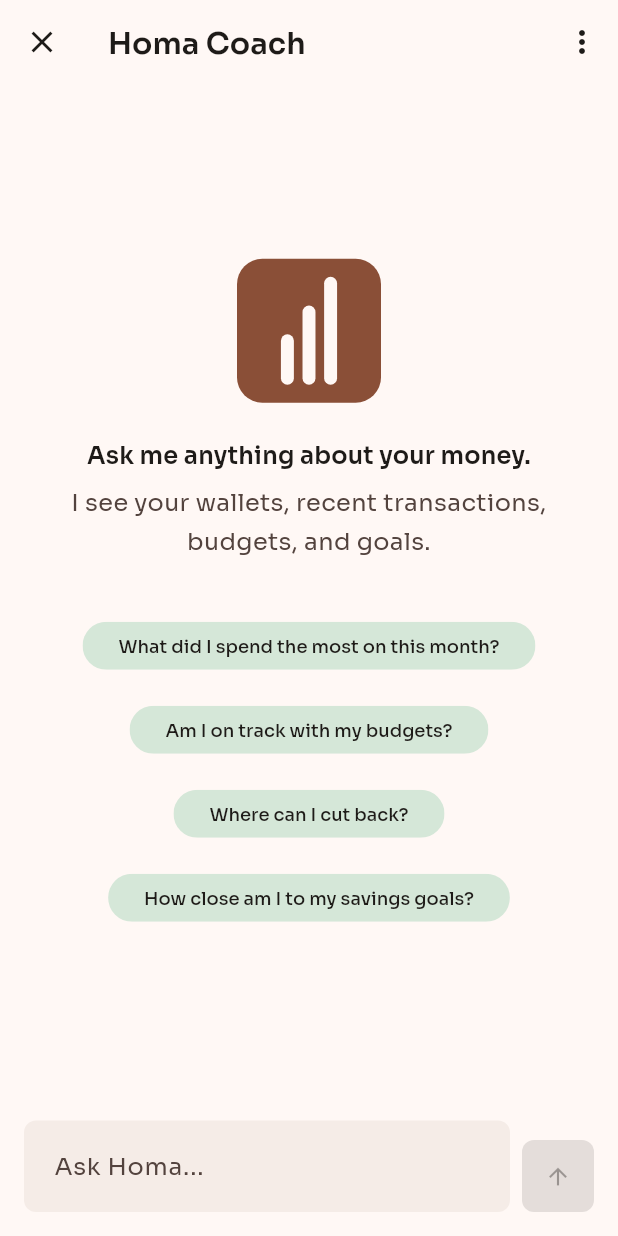
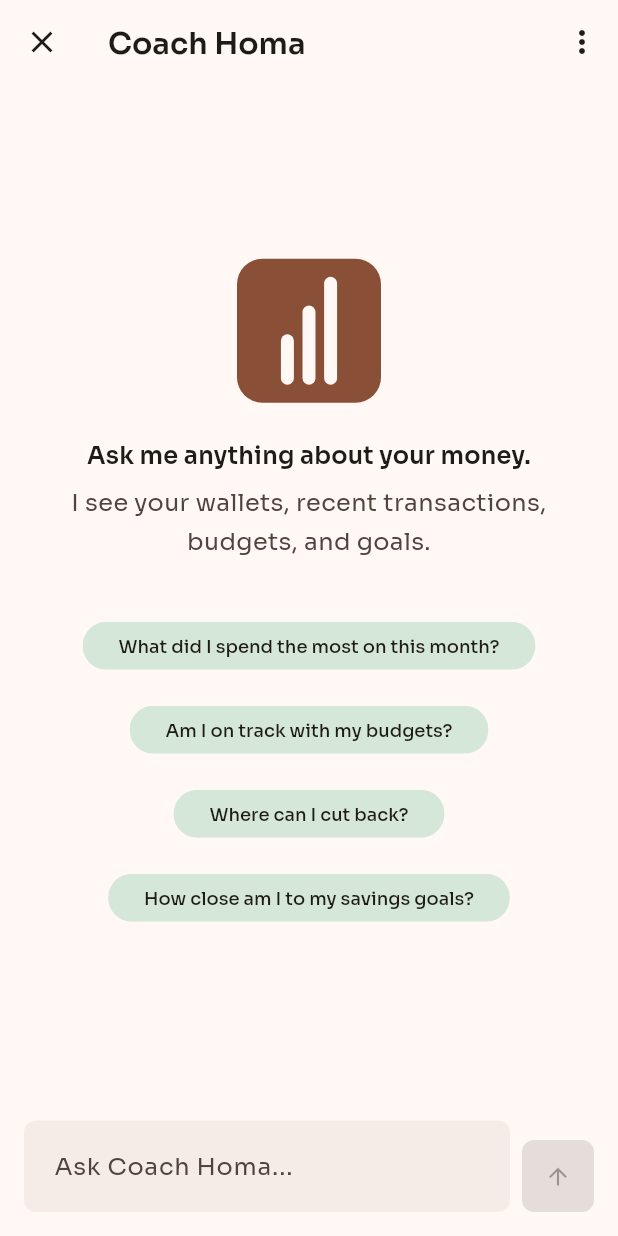
Before and after one commit to mynairadesigns/nai-money, a Flutter app: the CoachChatScreen screen opened by its route, on a phone screen of 412 x 824 dp. Run offline on Flutter 3.47's test engine with Material 3 defaults, Android fonts, the phone set to English and light mode, and no system bars; our stand-ins replace cloud_firestore, cloud_functions, drift, drift_flutter, firebase_auth, firebase_core and 17 more; missing offline and left inert: purchases_flutter; accounts and stored records are empty; generated files the repository leaves out were written again; network calls fail; statements that could not run were skipped.

Commit message:
Coach Homa; homa.finance links and origins

```diff
--- a/apps/mobile/lib/features/ai_coach/presentation/ai_coach_screen.dart
+++ b/apps/mobile/lib/features/ai_coach/presentation/ai_coach_screen.dart
@@ -52,7 +52,7 @@ class AICoachScreen extends StatelessWidget {
               child: FilledButton.icon(
                 onPressed: () => context.push('/ai/chat'),
                 icon: const Icon(Icons.chat_bubble_outline),
-                label: const Text('Chat with Homa'),
+                label: const Text('Chat with Coach Homa'),
               ),
             ),
           ],
--- a/apps/mobile/lib/features/ai_coach/presentation/coach_chat_screen.dart
+++ b/apps/mobile/lib/features/ai_coach/presentation/coach_chat_screen.dart
@@ -104,7 +104,7 @@ class _CoachChatScreenState extends ConsumerState<CoachChatScreen> {
         return 'AI quota reached for this month';
       }
     }
-    return "Couldn't reach Homa Coach";
+    return "Couldn't reach Coach Homa";
   }
 
   @override
@@ -129,7 +129,7 @@ class _CoachChatScreenState extends ConsumerState<CoachChatScreen> {
           icon: const Icon(Icons.close),
           onPressed: () => context.pop(),
         ),
-        title: const Text('Homa Coach'),
+        title: const Text('Coach Homa'),
         actions: [
           PopupMenuButton<String>(
             onSelected: (v) {
@@ -579,7 +579,7 @@ class _Composer extends StatelessWidget {
                 textInputAction: TextInputAction.newline,
                 enabled: enabled,
                 decoration: const InputDecoration(
-                  hintText: 'Ask Homa...',
+                  hintText: 'Ask Coach Homa...',
                   counterText: '',
                 ),
               ),
--- a/apps/mobile/lib/features/onboarding/presentation/onboarding_screen.dart
+++ b/apps/mobile/lib/features/onboarding/presentation/onboarding_screen.dart
@@ -28,7 +28,7 @@ class _OnboardingScreenState extends ConsumerState<OnboardingScreen> {
     _OnboardingPage(
       icon: Icons.auto_awesome_outlined,
       title: 'AI does the heavy lifting',
-      body: 'Scan receipts and chat with Homa Coach about your money.',
+      body: 'Scan receipts and chat with Coach Homa about your money.',
     ),
     _OnboardingPage(
       icon: Icons.flag_outlined,
--- a/apps/mobile/lib/features/settings/presentation/about_screen.dart
+++ b/apps/mobile/lib/features/settings/presentation/about_screen.dart
@@ -107,19 +107,19 @@ class _AboutScreenState extends State<AboutScreen> {
                   leading: const Icon(Icons.description_outlined),
                   title: const Text('Terms of service'),
                   trailing: const Icon(Icons.open_in_new, size: 18),
-                  onTap: () => _launch('https://moneymind.app/terms'),
+                  onTap: () => _launch('https://homa.finance/terms'),
                 ),
                 ListTile(
                   leading: const Icon(Icons.privacy_tip_outlined),
                   title: const Text('Privacy policy'),
                   trailing: const Icon(Icons.open_in_new, size: 18),
-                  onTap: () => _launch('https://moneymind.app/privacy'),
+                  onTap: () => _launch('https://homa.finance/privacy'),
                 ),
                 ListTile(
                   leading: const Icon(Icons.mail_outline),
                   title: const Text('Contact support'),
                   trailing: const Icon(Icons.open_in_new, size: 18),
-                  onTap: () => _launch('mailto:support@moneymind.app'),
+                  onTap: () => _launch('mailto:support@homa.finance'),
                 ),
               ],
             ),
--- a/apps/mobile/lib/features/setup/presentation/setup_screen.dart
+++ b/apps/mobile/lib/features/setup/presentation/setup_screen.dart
@@ -613,7 +613,7 @@ class _AIBudgetStep extends StatelessWidget {
           Text('You\'re all set', style: theme.textTheme.headlineMedium),
           const SizedBox(height: AppSpacing.sm),
           Text(
-            'Tap Finish to start tracking. Once you have a few transactions, Homa Coach can propose a personalized monthly budget for you.',
+            'Tap Finish to start tracking. Once you have a few transactions, Coach Homa can propose a personalized monthly budget for you.',
             style: theme.textTheme.bodyMedium?.copyWith(
               color: theme.colorScheme.onSurfaceVariant,
             ),
--- a/storage.cors.json
+++ b/storage.cors.json
@@ -1,6 +1,6 @@
 [
   {
-    "origin": ["https://nai-money.web.app", "https://nai-money.firebaseapp.com", "http://localhost:5000"],
+    "origin": ["https://homa.finance", "https://www.homa.finance", "https://nai-money.web.app", "https://nai-money.firebaseapp.com", "http://localhost:5000"],
     "method": ["GET", "HEAD"],
     "maxAgeSeconds": 3600,
     "responseHeader": ["Content-Type"]
```
Also changed, not shown: 2 other files.
